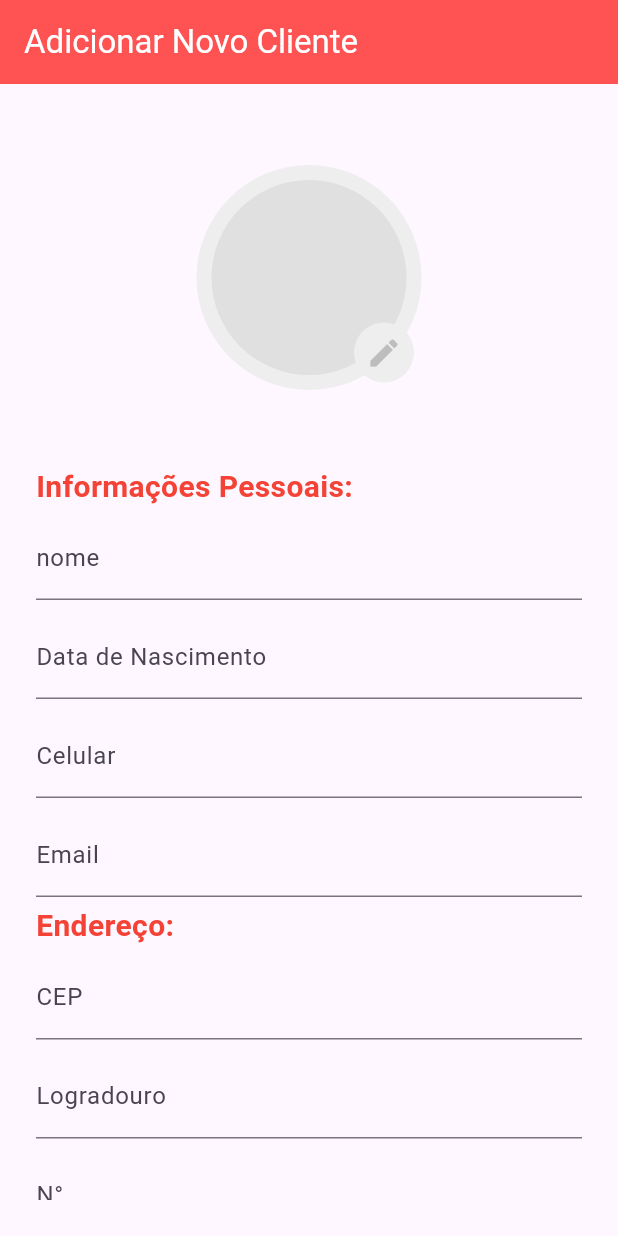
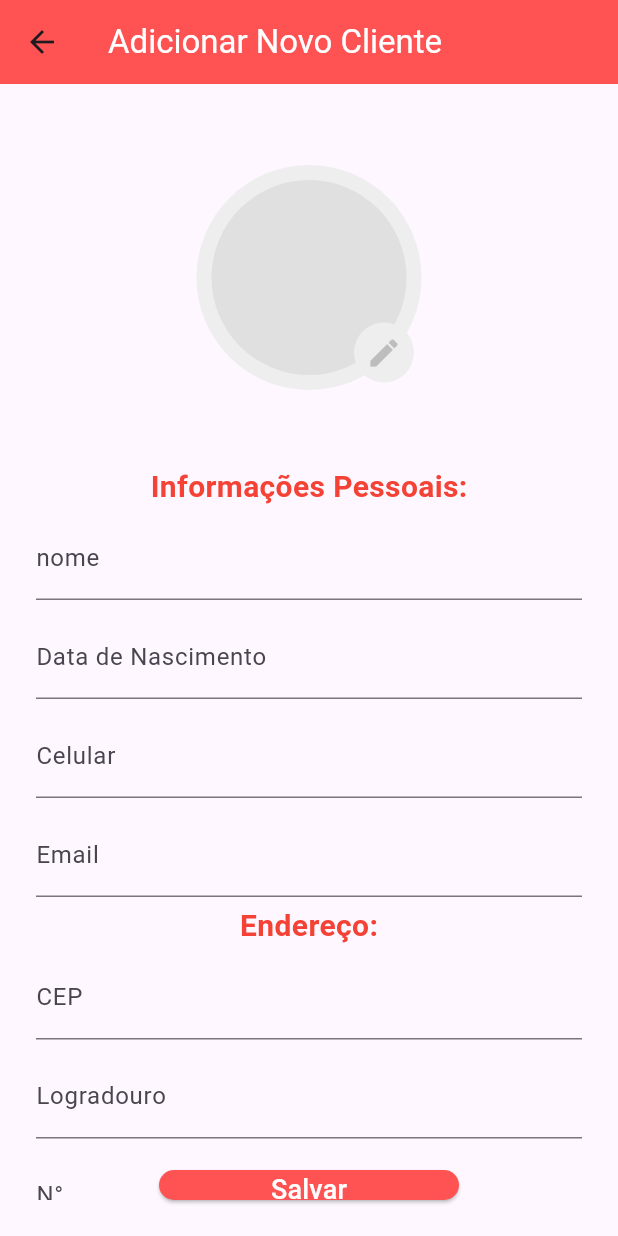
Before and after one commit to Junio-Alves/Client-Management-App, a Flutter app: the NovoCliente screen opened directly, on a phone screen of 412 x 824 dp. Run offline on Flutter 3.47's test engine with Material 3 defaults, Android fonts, the phone set to English and light mode, and no system bars; our stand-ins replace image_picker, sqflite; accounts and stored records are empty.

Commit message:
layout adjustments for new client and added home button

```diff
--- a/lib/pages/new_cliente.dart
+++ b/lib/pages/new_cliente.dart
@@ -42,9 +42,13 @@
         padding: const EdgeInsets.all(24),
         child: Form(
           key: _formkey,
-          child: SingleChildScrollView(
+          child: Stack(
+            children: [
+              SingleChildScrollView(
                 child: Column(
                   crossAxisAlignment: CrossAxisAlignment.start,
+                  children: [
+                    Column(
                       children: [
                         Padding(
                           padding: const EdgeInsets.only(top: 30, bottom: 50),
@@ -143,10 +147,23 @@
                           labelText: "Observação",
                           errorText: "Digite uma observação",
                         ),
-                Row(
+                        const SizedBox(
+                          height: 100,
+                        )
+                      ],
+                    ),
+                  ],
+                ),
+              ),
+              Positioned.fill(
+                top: 700,
+                child: Row(
                   mainAxisAlignment: MainAxisAlignment.center,
                   children: [
-                    ElevatedButton(
+                    SizedBox(
+                      height: 70,
+                      width: 200,
+                      child: ElevatedButton(
                         style: ElevatedButton.styleFrom(
                           backgroundColor: Colors.redAccent,
                         ),
@@ -184,13 +201,16 @@
                         child: const Text(
                           "Salvar",
                           style: TextStyle(
+                            fontSize: 18,
                             color: Colors.white,
                           ),
-                        )),
-                  ],
-                )
+                        ),
+                      ),
+                    ),
                   ],
                 ),
+              ),
+            ],
           ),
         ),
       ),
```
Also changed, not shown: lib/pages/cliente_List_page.dart (+40 -6 lines), lib/pages/dashboard_page.dart (added, +19 -0 lines), lib/pages/home_page.dart (+12 -12 lines). Lines whose indentation alone changed are shown as unchanged.
